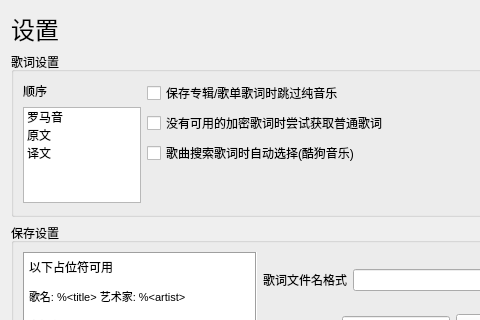
chenmozhijin/LDDC, file ui/settings.ui: the form before one commit; both pictures show x 0 to 480 and y 0 to 320 of the 1050 by 600 pixel window.
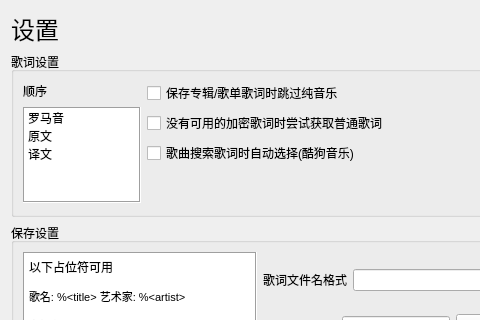
The form after the commit. Custom widgets are drawn as their Qt base class.

```diff
--- a/ui/settings.ui
+++ b/ui/settings.ui
@@ -81,7 +81,7 @@
                </size>
               </property>
               <property name="frameShape">
-               <enum>QFrame::StyledPanel</enum>
+               <enum>QFrame::Box</enum>
               </property>
               <property name="frameShadow">
                <enum>QFrame::Sunken</enum>
```
